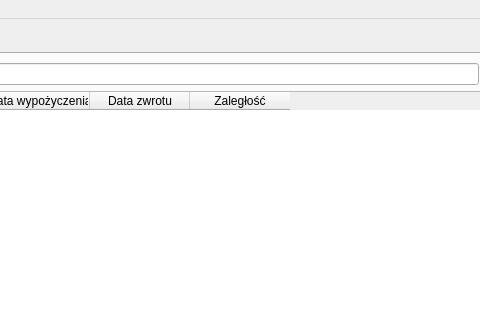
This is mainwindow.ui in maciej-umanski/Wypozyczalnia_Filmow_PC2_QT as Qt 5 draws it before an edit; both pictures show x 331 to 811 and y 0 to 320 of the 916 by 503 pixel window. The edited form follows.
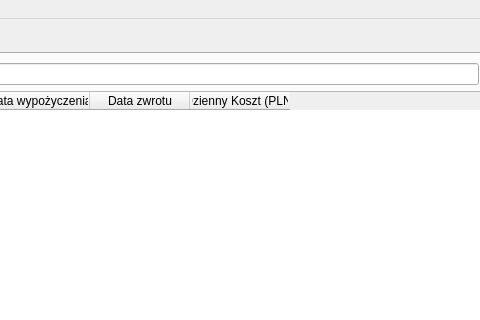
This is the edited form. The open tabs and pages were chosen to show the change.

What changed in the file:
```diff
--- a/mainwindow.ui
+++ b/mainwindow.ui
@@ -101,7 +101,7 @@
           </column>
           <column>
            <property name="text">
-            <string>Zaległość</string>
+            <string>Dzienny Koszt (PLN)</string>
            </property>
           </column>
          </widget>
```
Left out of the diff: 30 changed lines with no effect on the pictures.
